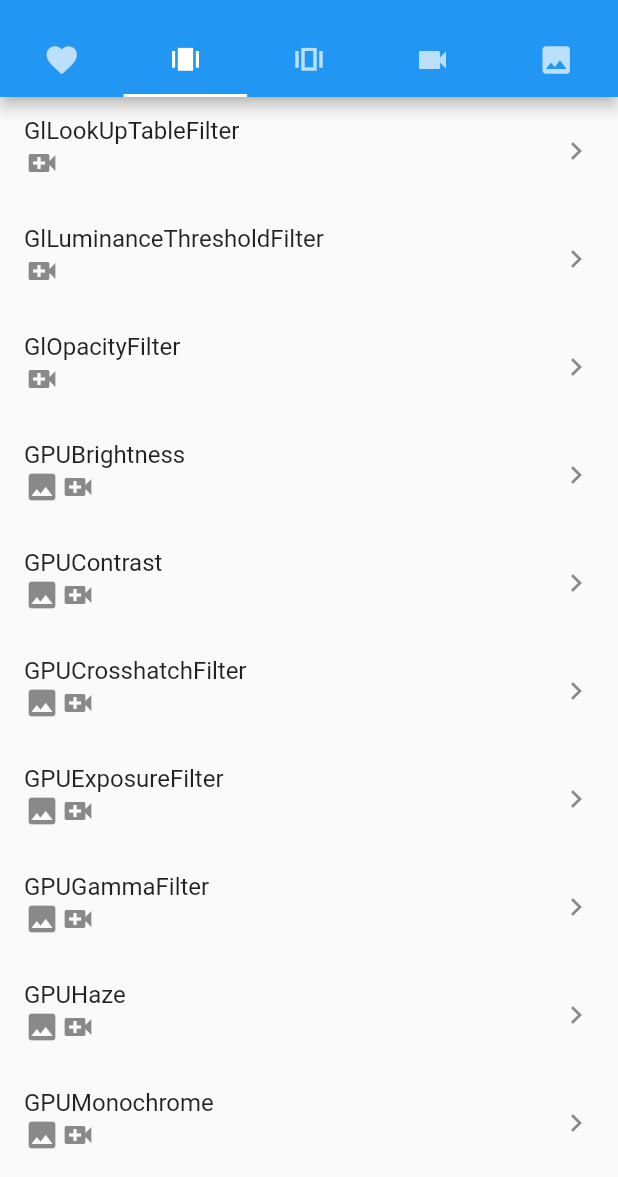
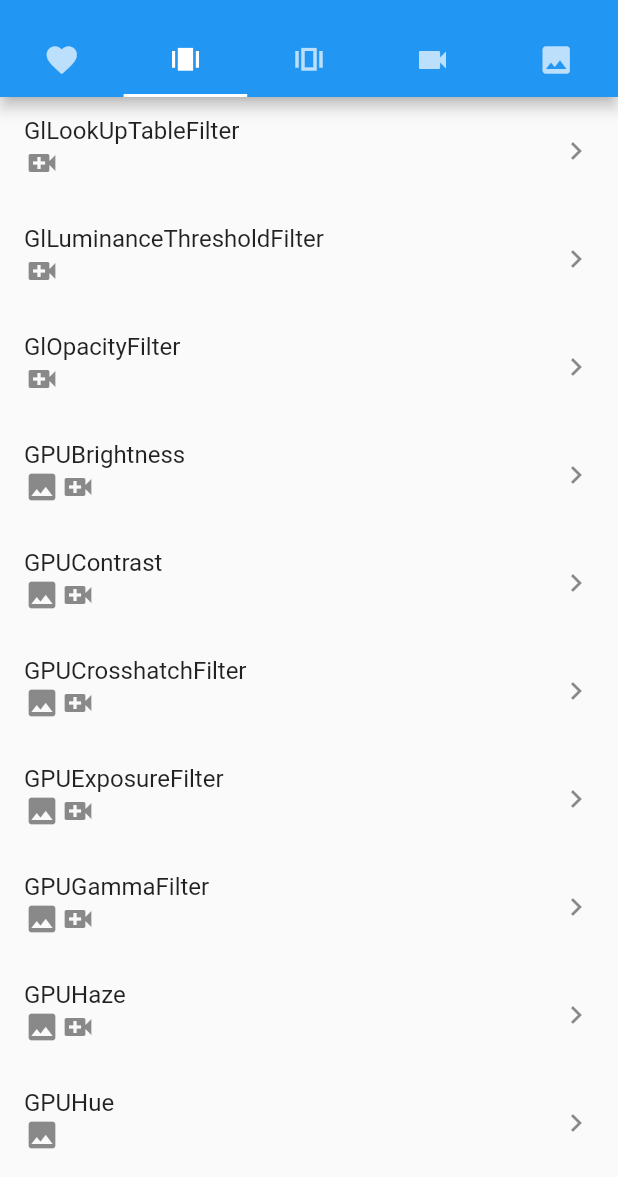
Before and after one commit to nikolaydymura/native_filters, a Flutter app: the screen it shows after launch, tab 2 chosen, scrolled down 504 dp, on a phone screen of 412 x 824 dp, the part 59-1236 px from its top. Run offline on Flutter 3.47's test engine with Material 2 defaults, Android fonts, the phone set to English and light mode, and no system bars; our stand-ins replace equatable, file_picker, flutter_bloc, rxdart, video_player.

Commit message:
Added GPUHue  shader

```diff
--- a/lib/src/metadata/gpu_image_filters.dart
+++ b/lib/src/metadata/gpu_image_filters.dart
@@ -490,16 +490,20 @@ final List<Map<String, dynamic>> _kGPUImageFilters = [
     },
   },
   {
-    "AttributeFilterName": "GPUImageHueFilter",
-    "AttributeFilterDisplayName": "GPUImageHueFilter",
-    "AttributeFilterCategories": ["CategoryStillImage"],
-    "inputImage": {
-      "CIAttributeClass": "CIImage",
-      "CIAttributeDescription":
-          "The image to use as an input image. For filters that also use a background image, this is the foreground image.",
-      "CIAttributeDisplayName": "Image",
-      "CIAttributeType": "CIAttributeTypeImage"
+    'AttributeFilterName': 'GPUHue',
+    'AttributeFilterDisplayName': 'GPUHueFilter',
+    'AttributeFilterCategories': ['CategoryStillImage'],
+    'inputImage': {
+      'CIAttributeClass': 'CIImage',
+      'CIAttributeDescription':
+          'The image to use as an input image. For filters that also use a background image, this is the foreground image.',
+      'CIAttributeDisplayName': 'Image',
+      'CIAttributeType': 'CIAttributeTypeImage'
     },
+    'inputHueAdjust': {
+      'AttributeClass': 'float',
+      'AttributeDefault': 90.0,
+    }
   },
   {
     "AttributeFilterName": "GPUImageKuwaharaFilter",
```
Also changed, not shown: lib/src/metadata/gl_filters.dart (+5 -5 lines), 1 other file.
